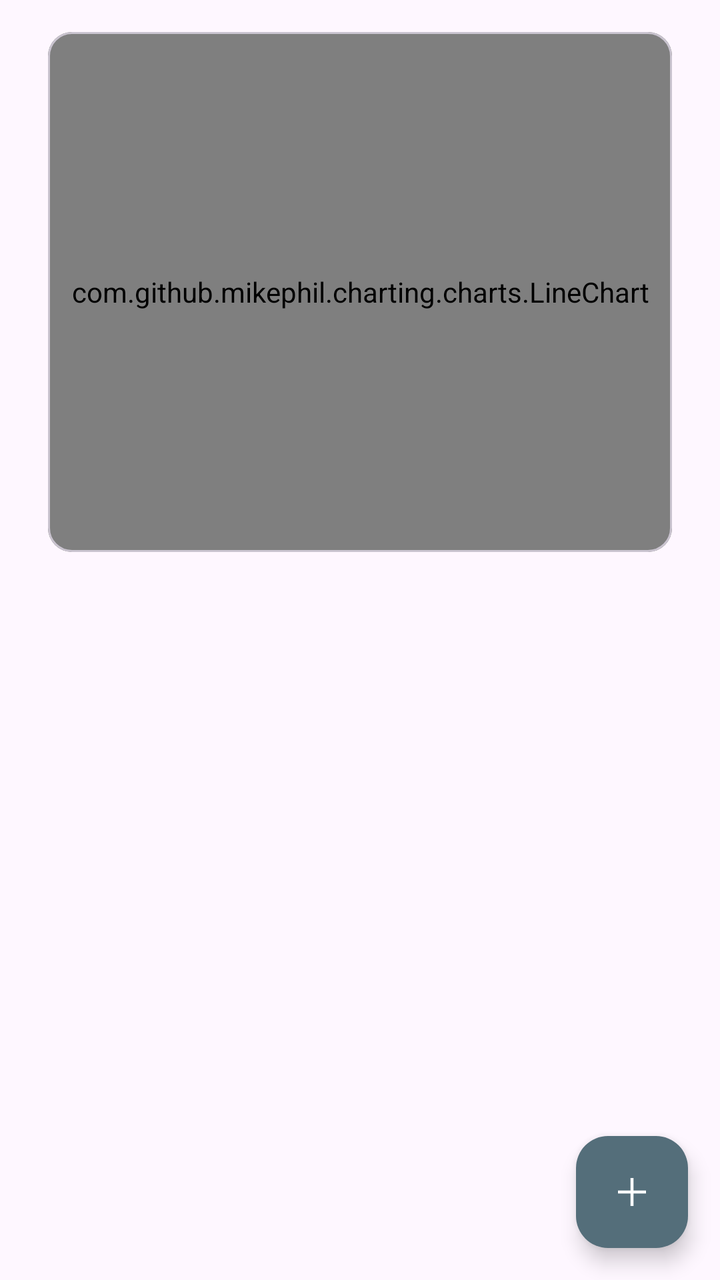
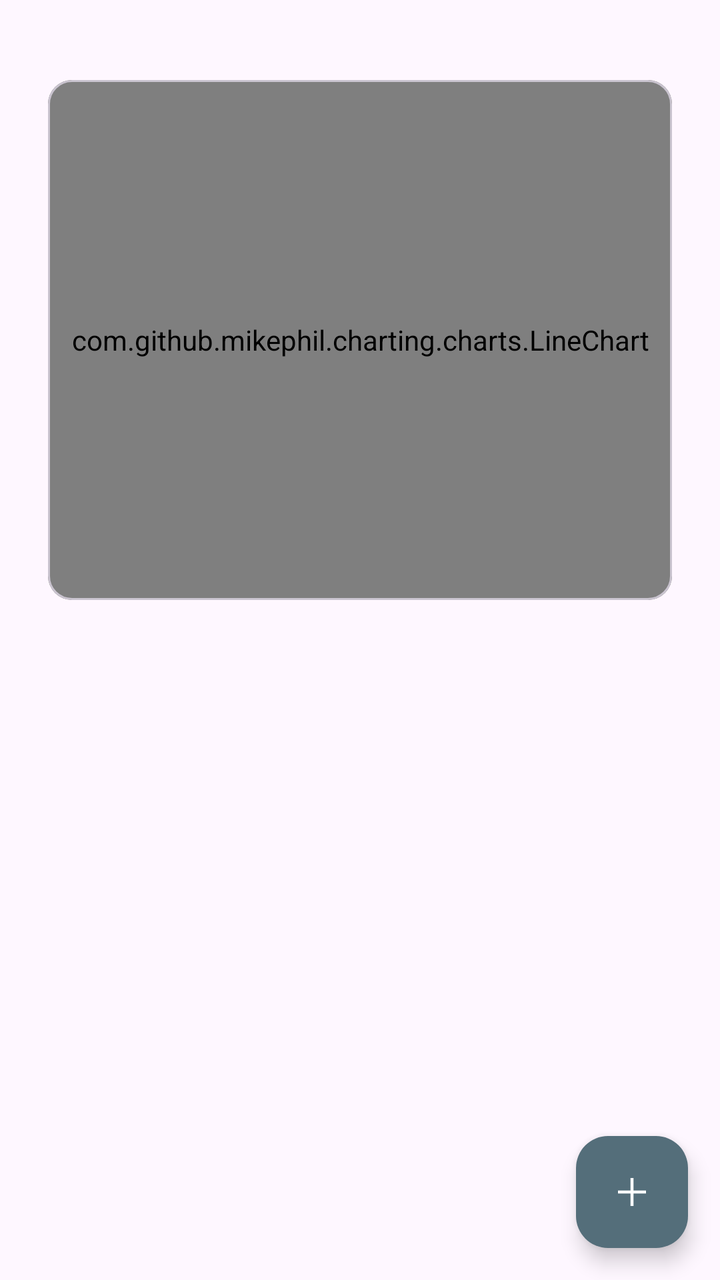

Before-and-after screenshots of an Android layout around one commit, followed by the original layout XML and the change that was made.
<!-- AndroidManifest.xml: application theme Theme.TaskTracker -->
<!-- res/layout/fragment_dashboard.xml -->
<?xml version="1.0" encoding="utf-8"?>
<androidx.constraintlayout.widget.ConstraintLayout xmlns:android="http://schemas.android.com/apk/res/android"
    xmlns:app="http://schemas.android.com/apk/res-auto"
    xmlns:tools="http://schemas.android.com/tools"
    android:layout_width="match_parent"
    android:layout_height="match_parent"
    android:fitsSystemWindows="true"
    tools:context=".gui.fragments.DashboardFragment">

    <androidx.core.widget.NestedScrollView
        android:layout_width="match_parent"
        android:layout_height="match_parent">

        <androidx.constraintlayout.widget.ConstraintLayout
            android:layout_width="match_parent"
            android:layout_height="match_parent"
            android:paddingStart="24dp"
            android:paddingEnd="24dp">

            
            <com.google.android.material.button.MaterialButtonToggleGroup
                android:id="@+id/toggleButtons"
                android:layout_width="match_parent"
                android:layout_height="wrap_content"
                app:layout_constraintEnd_toEndOf="parent"
                app:layout_constraintStart_toStartOf="parent"
                app:layout_constraintTop_toTopOf="parent"
                app:singleSelection="true">

                <Button
                    android:id="@+id/dayToggleButton"
                    style="@style/Widget.App.Button.OutlinedButton.IconOnly"
                    android:layout_width="0dp"
                    android:layout_height="wrap_content"
                    android:layout_weight="1"
                    android:text="@string/toggle_day_button" />

                <Button
                    android:id="@+id/weekToggleButton"
                    style="@style/Widget.App.Button.OutlinedButton.IconOnly"
                    android:layout_width="0dp"
                    android:layout_height="wrap_content"
                    android:layout_weight="1"
                    android:text="@string/toggle_7_days_button" />

                <Button
                    android:id="@+id/monthToggleButton"
                    style="@style/Widget.App.Button.OutlinedButton.IconOnly"
                    android:layout_width="0dp"
                    android:layout_height="wrap_content"
                    android:layout_weight="1"
                    android:text="@string/toggle_30_days_button" />

                <Button
                    android:id="@+id/days90ToggleButton"
                    style="@style/Widget.App.Button.OutlinedButton.IconOnly"
                    android:layout_width="0dp"
                    android:layout_height="wrap_content"
                    android:layout_weight="1"
                    android:text="@string/toggle_90_days_button" />

                <Button
                    android:id="@+id/days180ToggleButton"
                    style="@style/Widget.App.Button.OutlinedButton.IconOnly"
                    android:layout_width="0dp"
                    android:layout_height="wrap_content"
                    android:layout_weight="1"
                    android:text="@string/toggle_180_days_button" />
            </com.google.android.material.button.MaterialButtonToggleGroup>

            
            <com.google.android.material.card.MaterialCardView
                android:id="@+id/dashboardMainChart"
                style="?attr/materialCardViewOutlinedStyle"
                android:layout_width="match_parent"
                android:layout_height="wrap_content"
                android:layout_marginTop="16dp"
                app:layout_constraintBottom_toTopOf="@+id/dashboardRecyclerView"
                app:layout_constraintEnd_toEndOf="parent"
                app:layout_constraintStart_toStartOf="parent"
                app:layout_constraintTop_toBottomOf="@+id/toggleButtons">

                <RelativeLayout
                    android:layout_width="match_parent"
                    android:layout_height="match_parent"
                    android:orientation="horizontal">

                    <com.github.mikephil.charting.charts.LineChart
                        android:id="@+id/chart_view"
                        android:layout_width="match_parent"
                        android:layout_height="260dp" />

                    <Button
                        android:id="@+id/leftArrowButton"
                        style="?attr/materialIconButtonStyle"
                        android:layout_width="wrap_content"
                        android:layout_height="wrap_content"
                        android:layout_alignParentLeft="true"
                        android:layout_centerVertical="true"
                        android:visibility="gone"
                        app:icon="@drawable/ic_left_arrow" />

                    <Button
                        android:id="@+id/rightArrowButton"
                        style="?attr/materialIconButtonStyle"
                        android:layout_width="wrap_content"
                        android:layout_height="wrap_content"
                        android:layout_alignParentRight="true"
                        android:layout_centerVertical="true"
                        android:visibility="gone"
                        app:icon="@drawable/ic_right_arrow" />

                </RelativeLayout>
            </com.google.android.material.card.MaterialCardView>

            <androidx.recyclerview.widget.RecyclerView
                android:id="@+id/dashboardRecyclerView"
                android:layout_width="match_parent"
                android:layout_height="wrap_content"
                android:layout_marginTop="16dp"
                app:layout_constraintBottom_toBottomOf="parent"
                app:layout_constraintEnd_toEndOf="parent"
                app:layout_constraintStart_toStartOf="parent"
                app:layout_constraintTop_toBottomOf="@+id/dashboardMainChart" />

        </androidx.constraintlayout.widget.ConstraintLayout>

    </androidx.core.widget.NestedScrollView>

    <com.google.android.material.floatingactionbutton.FloatingActionButton
        android:id="@+id/button_insert_entry"
        android:layout_width="wrap_content"
        android:layout_height="wrap_content"
        android:layout_marginEnd="16dp"
        android:layout_marginBottom="16dp"
        app:layout_constraintBottom_toBottomOf="parent"
        app:layout_constraintEnd_toEndOf="parent"
        app:srcCompat="@drawable/ic_add" />

</androidx.constraintlayout.widget.ConstraintLayout>
<!-- resources referenced by this layout -->
<resources>
  <!-- drawable ic_add (drawable) -->
  <vector xmlns:android="http://schemas.android.com/apk/res/android"
      android:width="48dp"
      android:height="48dp"
      android:viewportWidth="48"
      android:viewportHeight="48"
      android:tint="?attr/colorControlNormal">
    <path
        android:fillColor="@android:color/white"
        android:pathData="M22.5,38V25.5H10V22.5H22.5V10H25.5V22.5H38V25.5H25.5V38Z"/>
  </vector>
  <!-- drawable ic_left_arrow (drawable) -->
  <vector xmlns:android="http://schemas.android.com/apk/res/android"
      android:width="48dp"
      android:height="48dp"
      android:viewportWidth="48"
      android:viewportHeight="48"
      android:tint="?attr/colorControlNormal">
    <path
        android:fillColor="@android:color/white"
        android:pathData="M26.95,34.9 L17.05,25Q16.8,24.75 16.7,24.5Q16.6,24.25 16.6,23.95Q16.6,23.65 16.7,23.4Q16.8,23.15 17.05,22.9L27,12.95Q27.45,12.5 28.075,12.5Q28.7,12.5 29.15,12.95Q29.6,13.4 29.575,14.05Q29.55,14.7 29.1,15.15L20.3,23.95L29.15,32.8Q29.6,33.25 29.6,33.85Q29.6,34.45 29.15,34.9Q28.7,35.35 28.05,35.35Q27.4,35.35 26.95,34.9Z"/>
  </vector>
  <!-- drawable ic_right_arrow (drawable) -->
  <vector xmlns:android="http://schemas.android.com/apk/res/android"
      android:width="48dp"
      android:height="48dp"
      android:viewportWidth="48"
      android:viewportHeight="48"
      android:tint="?attr/colorControlNormal">
    <path
        android:fillColor="@android:color/white"
        android:pathData="M17.7,34.9Q17.3,34.4 17.275,33.8Q17.25,33.2 17.7,32.75L26.5,23.95L17.65,15.1Q17.25,14.7 17.275,14.025Q17.3,13.35 17.7,12.95Q18.2,12.45 18.775,12.475Q19.35,12.5 19.8,12.95L29.75,22.9Q30,23.15 30.1,23.4Q30.2,23.65 30.2,23.95Q30.2,24.25 30.1,24.5Q30,24.75 29.75,25L19.85,34.9Q19.4,35.35 18.8,35.325Q18.2,35.3 17.7,34.9Z"/>
  </vector>
  <string name="toggle_180_days_button">6M</string>
  <string name="toggle_30_days_button">1M</string>
  <string name="toggle_7_days_button">1W</string>
  <string name="toggle_90_days_button">3M</string>
  <string name="toggle_day_button">1D</string>
  <style name="Widget.App.Button.OutlinedButton.IconOnly" parent="Widget.Material3.Button.OutlinedButton">
          <item name="iconPadding">0dp</item>
          <item name="android:insetTop">0dp</item>
          <item name="android:insetBottom">0dp</item>
          <item name="android:paddingLeft">12dp</item>
          <item name="android:paddingRight">12dp</item>
          <item name="android:minWidth">24dp</item>
          <item name="android:minHeight">24dp</item>
          <item name="android:textSize">12sp</item>
      </style>
  <style name="Theme.TaskTracker" parent="Base.Theme.TaskTracker" />
  <color name="colorPrimaryDark">#29434e</color>
  <color name="colorAccent">#546e7a</color>
  <color name="colorPrimary">#546e7a</color>
  <color name="white">#FFFFFF</color>
  <color name="colorPrimaryLight">#819ca9</color>
  <color name="colorSecondaryLight">#c1d5e0</color>
  <!-- unchanged entries left out for length: 1 -->
</resources>

<!-- the commit's change to res/layout/fragment_dashboard.xml (unified diff, before → after) -->
@@ -4,12 +4,7 @@
     xmlns:tools="http://schemas.android.com/tools"
     android:layout_width="match_parent"
     android:layout_height="match_parent"
-    android:fitsSystemWindows="true"
     tools:context=".gui.fragments.DashboardFragment">
-
-    <androidx.core.widget.NestedScrollView
-        android:layout_width="match_parent"
-        android:layout_height="match_parent">
 
         <androidx.constraintlayout.widget.ConstraintLayout
             android:layout_width="match_parent"
@@ -20,11 +15,14 @@
             
             <com.google.android.material.button.MaterialButtonToggleGroup
                 android:id="@+id/toggleButtons"
-                android:layout_width="match_parent"
+                android:layout_width="0dp"
                 android:layout_height="wrap_content"
-                app:layout_constraintEnd_toEndOf="parent"
+                android:layout_marginEnd="8dp"
+                android:layout_weight="1"
+                app:layout_constraintBottom_toBottomOf="@+id/dashboard_filter_btn"
+                app:layout_constraintEnd_toStartOf="@+id/dashboard_filter_btn"
                 app:layout_constraintStart_toStartOf="parent"
-                app:layout_constraintTop_toTopOf="parent"
+                app:layout_constraintTop_toTopOf="@+id/dashboard_filter_btn"
                 app:singleSelection="true">
 
                 <Button
@@ -67,6 +65,17 @@
                     android:layout_weight="1"
                     android:text="@string/toggle_180_days_button" />
             </com.google.android.material.button.MaterialButtonToggleGroup>
+
+            
+            <Button
+                android:id="@+id/dashboard_filter_btn"
+                style="?attr/materialIconButtonFilledStyle"
+                android:layout_width="wrap_content"
+                android:layout_height="wrap_content"
+                app:icon="@drawable/ic_filter"
+                app:layout_constraintEnd_toEndOf="parent"
+                app:layout_constraintStart_toEndOf="@+id/toggleButtons"
+                app:layout_constraintTop_toTopOf="parent" />
 
             
             <com.google.android.material.card.MaterialCardView
@@ -116,16 +125,16 @@
             <androidx.recyclerview.widget.RecyclerView
                 android:id="@+id/dashboardRecyclerView"
                 android:layout_width="match_parent"
-                android:layout_height="wrap_content"
+                android:layout_height="0dp"
                 android:layout_marginTop="16dp"
+                android:isScrollContainer="true"
+                android:overScrollMode="always"
                 app:layout_constraintBottom_toBottomOf="parent"
                 app:layout_constraintEnd_toEndOf="parent"
                 app:layout_constraintStart_toStartOf="parent"
                 app:layout_constraintTop_toBottomOf="@+id/dashboardMainChart" />
 
         </androidx.constraintlayout.widget.ConstraintLayout>
-
-    </androidx.core.widget.NestedScrollView>
 
     <com.google.android.material.floatingactionbutton.FloatingActionButton
         android:id="@+id/button_insert_entry"
<!-- resource entries referenced after the edit -->
@@ -10,6 +10,17 @@
     <path
         android:fillColor="@android:color/white"
         android:pathData="M22.5,38V25.5H10V22.5H22.5V10H25.5V22.5H38V25.5H25.5V38Z"/>
+  </vector>
+  <!-- drawable ic_filter (drawable) -->
+  <vector xmlns:android="http://schemas.android.com/apk/res/android"
+      android:width="48dp"
+      android:height="48dp"
+      android:viewportWidth="48"
+      android:viewportHeight="48"
+      android:tint="?attr/colorControlNormal">
+    <path
+        android:fillColor="@android:color/white"
+        android:pathData="M6,37.9V34.9H18.35V37.9ZM6,13.1V10.1H26.65V13.1ZM21.35,42V30.75H24.35V34.9H42V37.9H24.35V42ZM15.35,29.6V25.5H6V22.5H15.35V18.3H18.35V29.6ZM21.35,25.5V22.5H42V25.5ZM29.65,17.25V6H32.65V10.1H42V13.1H32.65V17.25Z"/>
   </vector>
   <!-- drawable ic_left_arrow (drawable) -->
   <vector xmlns:android="http://schemas.android.com/apk/res/android"
